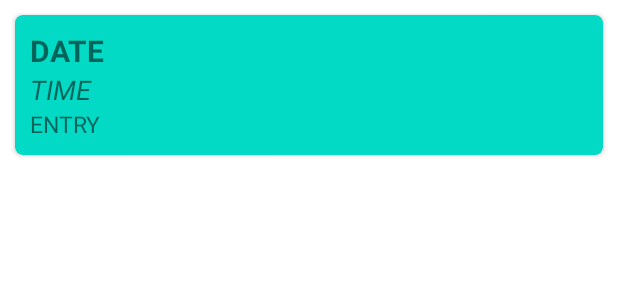
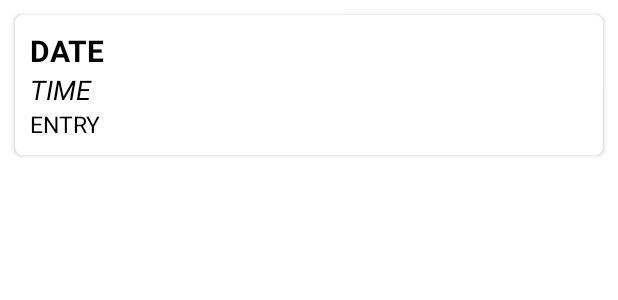
Before and after one commit to Yukon2077/Notes_By_Yukon, an Android app: the layout recyclerview_cardview.xml on its own in the app's theme, with its tools: preview values and no code run, on a phone screen of 412 x 824 dp. Shown: the top 300 px of the screen. Run offline under Robolectric (Android 15) with nearby library versions, the phone set to English and light mode, and no system bars.

Commit message:
2nd Commit

```diff
--- a/app/src/main/java/activities/CreateActivity.java
+++ b/app/src/main/java/activities/CreateActivity.java
@@ -80,10 +80,10 @@ public class CreateActivity extends AppCompatActivity {
 
     }
     private String getTime() {
-        SimpleDateFormat dateFormat = new SimpleDateFormat(
+        SimpleDateFormat timeFormat = new SimpleDateFormat(
                 "HH:mm", Locale.getDefault());
-        Date date = new Date();
-        return dateFormat.format(date);
+        Date time = new Date();
+        return timeFormat.format(time);
     }
     private String getDate() {
         SimpleDateFormat dateFormat = new SimpleDateFormat(
--- a/app/src/main/res/layout/recyclerview_cardview.xml
+++ b/app/src/main/res/layout/recyclerview_cardview.xml
@@ -9,7 +9,7 @@
     android:layout_marginTop="10dp"
     android:layout_marginStart="10dp"
     android:layout_marginEnd="10dp"
-    android:backgroundTint="?colorAccent">
+    android:backgroundTint="?android:windowBackground">
 
     <LinearLayout
         android:layout_width="match_parent"
--- a/app/src/main/res/values-night/themes.xml
+++ b/app/src/main/res/values-night/themes.xml
@@ -2,8 +2,8 @@
     <!-- Base application theme. -->
     <style name="Theme.Notes" parent="Theme.MaterialComponents.DayNight.NoActionBar">
         <!-- Primary brand color. -->
-        <item name="colorPrimary">@color/purple_200</item>
-        <item name="colorPrimaryVariant">@color/purple_700</item>
+        <item name="colorPrimary">@color/bright_red</item>
+        <item name="colorPrimaryVariant">@color/dark_red</item>
         <item name="colorOnPrimary">@color/black</item>
         <!-- Secondary brand color. -->
         <item name="colorSecondary">@color/teal_200</item>
@@ -12,5 +12,10 @@
         <!-- Status bar color. -->
         <item name="android:statusBarColor" tools:targetApi="l">?attr/colorPrimaryVariant</item>
         <!-- Customize your theme here. -->
+        <item name="android:windowBackground">@color/light_dark</item>
+        <item name="android:navigationBarColor">?android:windowBackground</item>
+        <item name="colorSurface">@color/grey</item>
+        <item name="android:textColorPrimary">@color/white</item>
+        <item name="android:textColor">@color/white</item>
     </style>
 </resources>
--- a/app/src/main/res/values/colors.xml
+++ b/app/src/main/res/values/colors.xml
@@ -1,11 +1,13 @@
 <?xml version="1.0" encoding="utf-8"?>
 <resources>
-    <color name="purple_200">#FFBB86FC</color>
-    <color name="purple_500">#FF6200EE</color>
-    <color name="purple_700">#FF3700B3</color>
+    <color name="light_red">#FC8686</color>
+    <color name="bright_red">#EE0000</color>
+    <color name="dark_red">#B30000</color>
     <color name="teal_200">#FF03DAC5</color>
     <color name="teal_700">#FF018786</color>
     <color name="black">#FF000000</color>
     <color name="white">#FFFFFFFF</color>
     <color name="transparent">#00000000</color>
+    <color name="grey">#777777</color>
+    <color name="light_dark">#111111</color>
 </resources>
--- a/app/src/main/res/values/themes.xml
+++ b/app/src/main/res/values/themes.xml
@@ -2,8 +2,8 @@
     <!-- Base application theme. -->
     <style name="Theme.Notes" parent="Theme.MaterialComponents.DayNight.NoActionBar">
         <!-- Primary brand color. -->
-        <item name="colorPrimary">@color/purple_500</item>
-        <item name="colorPrimaryVariant">@color/purple_700</item>
+        <item name="colorPrimary">@color/bright_red</item>
+        <item name="colorPrimaryVariant">@color/dark_red</item>
         <item name="colorOnPrimary">@color/white</item>
         <!-- Secondary brand color. -->
         <item name="colorSecondary">@color/teal_200</item>
@@ -12,5 +12,10 @@
         <!-- Status bar color. -->
         <item name="android:statusBarColor" tools:targetApi="l">?attr/colorPrimaryVariant</item>
         <!-- Customize your theme here. -->
+        <item name="android:windowBackground">@color/white</item>
+        <item name="android:navigationBarColor">?android:windowBackground</item>
+        <item name="colorSurface">@color/grey</item>
+        <item name="android:textColorPrimary">@color/black</item>
+        <item name="android:textColor">@color/black</item>
     </style>
 </resources>
```
Also changed, not shown: app/src/main/java/adapters/EntryAdapter.java (+10 -1 lines).
